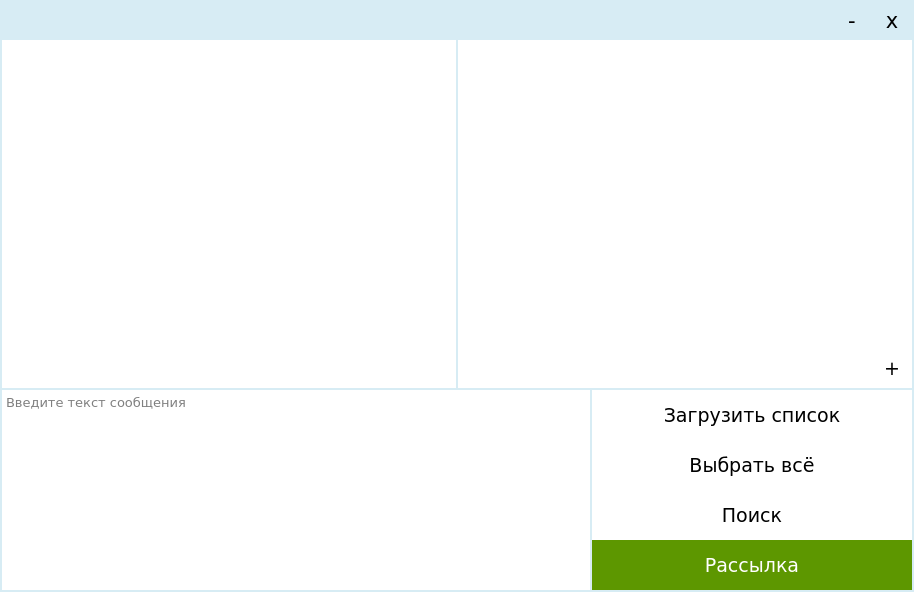
TarkvinAktus/python-standalone-vk-msg-sender-, file qtdesigner.ui: the form before one commit.
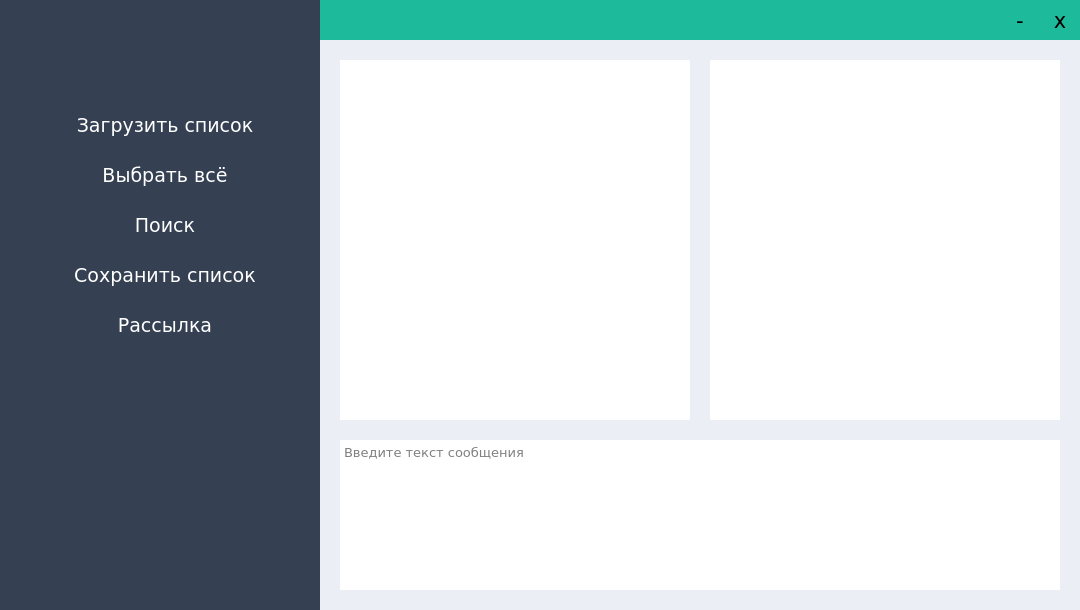
The form after the commit. Icons and pictures are not drawn.

The edit to the form file:
```diff
--- a/qtdesigner.ui
+++ b/qtdesigner.ui
@@ -12,8 +12,8 @@
    <rect>
     <x>0</x>
     <y>0</y>
-    <width>914</width>
-    <height>592</height>
+    <width>1080</width>
+    <height>610</height>
    </rect>
   </property>
   <property name="sizePolicy">
@@ -30,7 +30,7 @@
   </property>
   <property name="maximumSize">
    <size>
-    <width>1000</width>
+    <width>1500</width>
     <height>1000</height>
    </size>
   </property>
@@ -42,7 +42,7 @@
   </property>
   <property name="styleSheet">
    <string notr="true">QWidget{
-	background-color:#d7ecf4;
+	background-color:#ebeef5;
 	border:none;outline: none;
 }
 QWidget::layout{
@@ -59,8 +59,8 @@
    <widget class="QPushButton" name="sendButton">
     <property name="geometry">
      <rect>
-      <x>592</x>
-      <y>540</y>
+      <x>0</x>
+      <y>300</y>
       <width>320</width>
       <height>50</height>
      </rect>
@@ -73,9 +73,10 @@
     </property>
     <property name="styleSheet">
      <string notr="true">QPushButton{
+	background-color: #354052;
 	color:white;
-	background-color:#5d9700;
-	border:none;	
+	border:none;
+	border-left: 10px solid #354052
 }
 QPushButton:hover{
 	background-color:#436d00;	
@@ -92,10 +93,10 @@
    <widget class="QTextEdit" name="textEdit">
     <property name="geometry">
      <rect>
-      <x>2</x>
-      <y>390</y>
-      <width>588</width>
-      <height>200</height>
+      <x>340</x>
+      <y>440</y>
+      <width>720</width>
+      <height>150</height>
      </rect>
     </property>
     <property name="font">
@@ -119,10 +120,10 @@
    <widget class="QListWidget" name="listWidget">
     <property name="geometry">
      <rect>
-      <x>2</x>
-      <y>40</y>
-      <width>454</width>
-      <height>348</height>
+      <x>340</x>
+      <y>60</y>
+      <width>350</width>
+      <height>360</height>
      </rect>
     </property>
     <property name="font">
@@ -136,6 +137,7 @@
 QListWidget{
 	border:none;
 	background-color:white;
+	padding: 0.5em;
 }
 QListWidget{
     border:none;
@@ -144,11 +146,11 @@
 QScrollBar:vertical {border: none;
 background-color: white;}
 QScrollBar::handle:vertical {
-border:none;background-color:#acd8e8;}
+border:none;background-color:#d1d2d7;}
 QScrollBar:horizontal {border: none;
 background-color: white;}
 QScrollBar::handle:horizontall {
-border:none;background-color:#acd8e8;}</string>
+border:none;background-color:#d1d2d7;}</string>
     </property>
     <property name="autoScroll">
      <bool>true</bool>
@@ -175,10 +177,10 @@
    <widget class="QListWidget" name="sendListWidget">
     <property name="geometry">
      <rect>
-      <x>458</x>
-      <y>40</y>
-      <width>454</width>
-      <height>348</height>
+      <x>710</x>
+      <y>60</y>
+      <width>350</width>
+      <height>360</height>
      </rect>
     </property>
     <property name="font">
@@ -192,6 +194,7 @@
 QListWidget{
 	border:none;
 	background-color:white;
+padding: 0.5em;
 }
 QListWidget{
     border:none;
@@ -200,9 +203,11 @@
 QScrollBar:vertical {border: none;
 background-color: white;}
 QScrollBar::handle:vertical {
-border:none;background-color:#acd8e8;}
+border:none;background-color:#d1d2d7;}
 QScrollBar:horizontal {border: none;
-background-color: white;}</string>
+background-color: white;}
+QScrollBar::handle:horizontall {
+border:none;background-color:#d1d2d7;}</string>
     </property>
     <property name="selectionMode">
      <enum>QAbstractItemView::SingleSelection</enum>
@@ -211,8 +216,8 @@
    <widget class="QPushButton" name="findButton">
     <property name="geometry">
      <rect>
-      <x>592</x>
-      <y>490</y>
+      <x>0</x>
+      <y>200</y>
       <width>320</width>
       <height>50</height>
      </rect>
@@ -225,8 +230,10 @@
     </property>
     <property name="styleSheet">
      <string notr="true">QPushButton{
-	background-color:white;
-border:none;
+	background-color: #354052;
+	color:white;
+	border:none;
+	border-left: 10px solid #354052
 }
 QPushButton:hover{
 	background-color:#f2f6fc;
@@ -239,8 +246,8 @@
    <widget class="QPushButton" name="selectAllButton">
     <property name="geometry">
      <rect>
-      <x>592</x>
-      <y>440</y>
+      <x>0</x>
+      <y>150</y>
       <width>320</width>
       <height>50</height>
      </rect>
@@ -253,8 +260,10 @@
     </property>
     <property name="styleSheet">
      <string notr="true">QPushButton{
-	background-color:white;
-border:none;
+	background-color: #354052;
+	color:white;
+	border:none;
+	border-left: 10px solid #354052
 }
 QPushButton:hover{
 	background-color:#f2f6fc;
@@ -267,10 +276,10 @@
    <widget class="QPushButton" name="addListButton">
     <property name="geometry">
      <rect>
-      <x>872</x>
-      <y>348</y>
-      <width>40</width>
-      <height>40</height>
+      <x>0</x>
+      <y>250</y>
+      <width>320</width>
+      <height>50</height>
      </rect>
     </property>
     <property name="sizePolicy">
@@ -290,22 +299,24 @@
     </property>
     <property name="styleSheet">
      <string notr="true">QPushButton{
-	background-color:white;
-border:none;
+	background-color: #354052;
+	color:white;
+	border:none;
+	border-left: 10px solid #354052
 }
 QPushButton:hover{
 	background-color:#f2f6fc;
 }</string>
     </property>
     <property name="text">
-     <string>+</string>
+     <string>Сохранить список</string>
     </property>
    </widget>
    <widget class="QPushButton" name="loadListsButton">
     <property name="geometry">
      <rect>
-      <x>592</x>
-      <y>390</y>
+      <x>0</x>
+      <y>100</y>
       <width>320</width>
       <height>51</height>
      </rect>
@@ -318,8 +329,10 @@
     </property>
     <property name="styleSheet">
      <string notr="true">QPushButton{
-	background-color:white;
-border:none;
+	background-color: #354052;
+	color:white;
+	border:none;
+	border-left: 10px solid #354052
 }
 QPushButton:hover{
 	background-color:#f2f6fc;
@@ -329,57 +342,10 @@
      <string>Загрузить список</string>
     </property>
    </widget>
-   <widget class="QPushButton" name="rollButton">
-    <property name="geometry">
-     <rect>
-      <x>832</x>
-      <y>0</y>
-      <width>40</width>
-      <height>40</height>
-     </rect>
-    </property>
-    <property name="font">
-     <font>
-      <family>Verdana</family>
-      <pointsize>16</pointsize>
-      <weight>50</weight>
-      <bold>false</bold>
-     </font>
-    </property>
-    <property name="layoutDirection">
-     <enum>Qt::LeftToRight</enum>
-    </property>
-    <property name="autoFillBackground">
-     <bool>false</bool>
-    </property>
-    <property name="styleSheet">
-     <string notr="true">QPushButton {	
-padding-bottom: 0.4em;
-background-color:#d7ecf4;
-border:none;	
-}
-QPushButton:hover {
-padding-bottom: 0.4em;
-background-color:#b7e3f4;
-}
-QPushButton:focus {
-outline:none;
-}</string>
-    </property>
-    <property name="text">
-     <string>-</string>
-    </property>
-    <property name="autoDefault">
-     <bool>false</bool>
-    </property>
-    <property name="default">
-     <bool>false</bool>
-    </property>
-   </widget>
    <widget class="QPushButton" name="closeButton">
     <property name="geometry">
      <rect>
-      <x>872</x>
+      <x>1040</x>
       <y>0</y>
       <width>40</width>
       <height>40</height>
@@ -402,7 +368,7 @@
     <property name="styleSheet">
      <string notr="true">QPushButton {	
 padding-bottom: 0.4em;
-background-color:#d7ecf4;
+background-color: #1dba9b;
 border:none;	
 }
 QPushButton:hover {
@@ -424,6 +390,125 @@
      <bool>false</bool>
     </property>
    </widget>
+   <widget class="QFrame" name="frame">
+    <property name="geometry">
+     <rect>
+      <x>0</x>
+      <y>0</y>
+      <width>320</width>
+      <height>610</height>
+     </rect>
+    </property>
+    <property name="styleSheet">
+     <string notr="true">QWidget{
+	background-color: #354052;
+}</string>
+    </property>
+    <property name="frameShape">
+     <enum>QFrame::StyledPanel</enum>
+    </property>
+    <property name="frameShadow">
+     <enum>QFrame::Raised</enum>
+    </property>
+    <widget class="QLabel" name="label">
+     <property name="geometry">
+      <rect>
+       <x>139</x>
+       <y>20</y>
+       <width>47</width>
+       <height>70</height>
+      </rect>
+     </property>
+     <property name="text">
+      <string/>
+     </property>
+     <property name="pixmap">
+      <pixmap>../../Desktop/70px.png</pixmap>
+     </property>
+    </widget>
+    <zorder>sendButton</zorder>
+    <zorder>widget</zorder>
+    <zorder>label</zorder>
+   </widget>
+   <widget class="QFrame" name="frame_2">
+    <property name="geometry">
+     <rect>
+      <x>320</x>
+      <y>0</y>
+      <width>760</width>
+      <height>40</height>
+     </rect>
+    </property>
+    <property name="styleSheet">
+     <string notr="true">QWidget{
+	background-color: #1dba9b;
+}</string>
+    </property>
+    <property name="frameShape">
+     <enum>QFrame::StyledPanel</enum>
+    </property>
+    <property name="frameShadow">
+     <enum>QFrame::Raised</enum>
+    </property>
+    <widget class="QPushButton" name="rollButton">
+     <property name="geometry">
+      <rect>
+       <x>680</x>
+       <y>0</y>
+       <width>40</width>
+       <height>40</height>
+      </rect>
+     </property>
+     <property name="font">
+      <font>
+       <family>Verdana</family>
+       <pointsize>16</pointsize>
+       <weight>50</weight>
+       <bold>false</bold>
+      </font>
+     </property>
+     <property name="layoutDirection">
+      <enum>Qt::LeftToRight</enum>
+     </property>
+     <property name="autoFillBackground">
+      <bool>false</bool>
+     </property>
+     <property name="styleSheet">
+      <string notr="true">QPushButton {	
+padding-bottom: 0.4em;
+background-color: #1dba9b;
+border:none;	
+}
+QPushButton:hover {
+padding-bottom: 0.4em;
+background-color:#16967d;
+}
+QPushButton:focus {
+outline:none;
+}</string>
+     </property>
+     <property name="text">
+      <string>-</string>
+     </property>
+     <property name="autoDefault">
+      <bool>false</bool>
+     </property>
+     <property name="default">
+      <bool>false</bool>
+     </property>
+    </widget>
+   </widget>
+   <zorder>frame_2</zorder>
+   <zorder>frame</zorder>
+   <zorder>sendButton</zorder>
+   <zorder>textEdit</zorder>
+   <zorder>listWidget</zorder>
+   <zorder>sendListWidget</zorder>
+   <zorder>findButton</zorder>
+   <zorder>selectAllButton</zorder>
+   <zorder>addListButton</zorder>
+   <zorder>loadListsButton</zorder>
+   <zorder>closeButton</zorder>
   </widget>
  </widget>
  <resources/>
```
Left out of the diff: 19 changed lines with no effect on the pictures.
